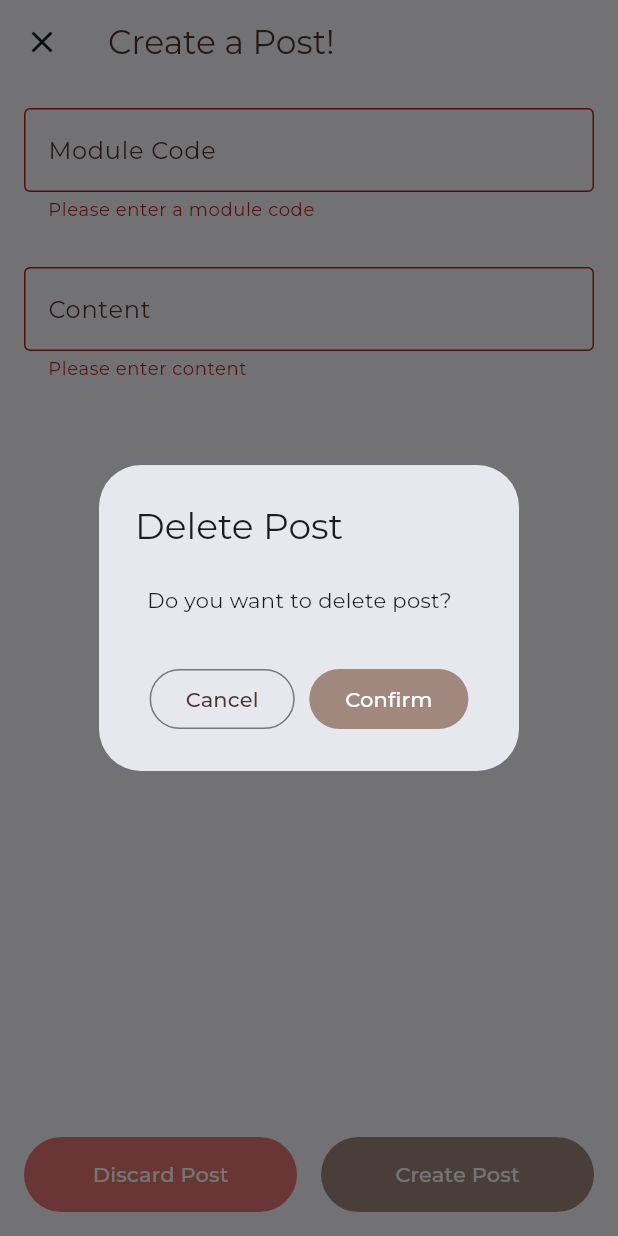
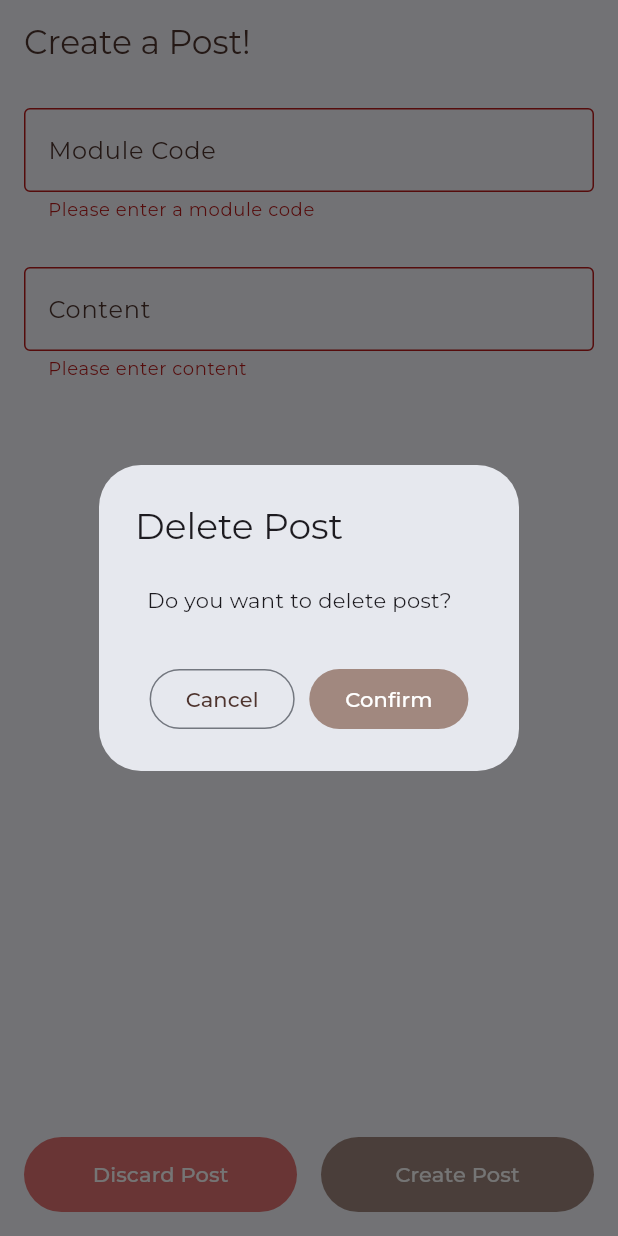
Before and after one commit to chanjunlin/brainSync, a Flutter app: the PostsPage screen opened by its route, after a tap on "Create Post", after a tap on "Discard Post", on a phone screen of 412 x 824 dp. Run offline on Flutter 3.47's test engine with Material 3 defaults, Android fonts, the phone set to English and light mode, and no system bars; our stand-ins replace cloud_firestore, curved_navigation_bar, dash_chat_2, delightful_toast, firebase_auth, firebase_core and 8 more; missing offline and left inert: dart:ffi; accounts and stored records are empty; network calls fail.

Commit message:
Making sure that it is updated

```diff
--- a/lib/pages/Posts/post.dart
+++ b/lib/pages/Posts/post.dart
@@ -1,17 +1,16 @@
-import 'package:brainsync/common_widgets/dialog.dart';
-import 'package:brainsync/services/alert_service.dart';
-import 'package:brainsync/services/auth_service.dart';
-import 'package:flutter/material.dart';
-import 'package:cloud_firestore/cloud_firestore.dart';
-
+import 'dart:async';
 import 'dart:core';
 
+import 'package:brainsync/common_widgets/dialog.dart';
+import 'package:brainsync/model/module.dart';
+import 'package:brainsync/services/alert_service.dart';
+import 'package:brainsync/services/api_service.dart';
+import 'package:brainsync/services/auth_service.dart';
+import 'package:cloud_firestore/cloud_firestore.dart';
+import 'package:flutter/material.dart';
+import 'package:get_it/get_it.dart';
+
 import '../../services/navigation_service.dart';
-import 'package:get_it/get_it.dart';
-import 'package:brainsync/services/api_service.dart';
-import 'package:brainsync/model/module.dart';
-import 'dart:async';
-
 
 class PostsPage extends StatefulWidget {
   @override
@@ -43,8 +42,7 @@ class _PostsPageState extends State<PostsPage> {
     _fetchModules();
     _titleController.addListener(() {
       _onSearchChanged();
-    }
-    );
+    });
   }
 
   @override
@@ -61,8 +59,7 @@ class _PostsPageState extends State<PostsPage> {
       setState(() {
         _modules = modules;
       });
-    }
-    catch (e) {
+    } catch (e) {
       print("error");
     }
   }
@@ -76,15 +73,19 @@ class _PostsPageState extends State<PostsPage> {
 
   void _filterModules(String type) {
     setState(() {
-      _filteredModules = _modules.where((module)=> module.code.toLowerCase().startsWith(type.toLowerCase())).take(10).toList();
+      _filteredModules = _modules
+          .where((module) =>
+              module.code.toLowerCase().startsWith(type.toLowerCase()))
+          .take(10)
+          .toList();
     });
   }
 
-  bool _isValidModuleCode(String title){
-    return _modules.any((module)=> module.code == title);
+  bool isValidModuleCode(String title) {
+    return _modules.any((module) => module.code == title);
   }
 
-  Future<void> _createPost() async {
+  Future<void> createPost() async {
     if (_formKey.currentState!.validate()) {
       await FirebaseFirestore.instance.collection('posts').add({
         'title': _titleController.text,
@@ -105,7 +106,7 @@ class _PostsPageState extends State<PostsPage> {
     }
   }
 
-  Future<void> _showDiscardDialog(BuildContext context) async {
+  Future<void> showDiscardDialog(BuildContext context) async {
     return showDialog<void>(
         context: context,
         barrierDismissible: false,
@@ -149,12 +150,12 @@ class _PostsPageState extends State<PostsPage> {
         });
   }
 
-  Widget _sendButton() {
+  Widget sendButton() {
     return FilledButton(
       style: FilledButton.styleFrom(
         backgroundColor: Colors.brown[300],
       ),
-      onPressed: _createPost,
+      onPressed: createPost,
       child: const Text('Create Post'),
     );
   }
@@ -181,19 +182,22 @@ class _PostsPageState extends State<PostsPage> {
   }
 
   Widget _buildSuggestionList() {
-    if (_filteredModules.isEmpty || _titleController.text.isEmpty || _isValidModuleCode(_titleController.text)) {
+    if (_filteredModules.isEmpty ||
+        _titleController.text.isEmpty ||
+        isValidModuleCode(_titleController.text)) {
       return Container();
     }
     return Container(
       constraints: const BoxConstraints(maxHeight: 150),
       child: ListView.builder(
         itemCount: _filteredModules.length,
-      itemBuilder: (context, index){
+        itemBuilder: (context, index) {
           return ListTile(
             title: Text(_filteredModules[index].code),
             onTap: () {
               setState(() {
-              _titleController.text = _filteredModules[index].code; //provide suggestions for title
+                _titleController.text = _filteredModules[index]
+                    .code; //provide suggestions for title
               });
             },
           );
@@ -206,12 +210,7 @@ class _PostsPageState extends State<PostsPage> {
   Widget build(BuildContext context) {
     return Scaffold(
       appBar: AppBar(
-        leading: IconButton(
-          icon: const Icon(Icons.close),
-          onPressed: () {
-            _showDiscardDialog(context);
-          },
-        ),
+        automaticallyImplyLeading: false,
         title: Text(
           "Create a Post!",
           style: TextStyle(
@@ -255,8 +254,7 @@ class _PostsPageState extends State<PostsPage> {
                 validator: (value) {
                   if (value == null || value.isEmpty) {
                     return 'Please enter a module code';
-                  }
-                  else if (!_isValidModuleCode(value)){
+                  } else if (!isValidModuleCode(value)) {
                     return 'Invalid module code';
                   }
                   return null;
@@ -314,7 +312,7 @@ class _PostsPageState extends State<PostsPage> {
                       child: SizedBox(
                         height: 50,
                         // Adjust the height to make the buttons larger
-                        child: _sendButton(),
+                        child: sendButton(),
                       ),
                     ),
                   ),
--- a/lib/pages/home.dart
+++ b/lib/pages/home.dart
@@ -103,6 +103,7 @@ class _HomeState extends State<Home> {
                   child: Container(
                     width: double.infinity,
                     padding: const EdgeInsets.all(10),
+                    height: 100,
                     child: Column(
                       crossAxisAlignment: CrossAxisAlignment.start,
                       children: [
@@ -113,7 +114,7 @@ class _HomeState extends State<Home> {
                               post['title'],
                               style: TextStyle(
                                 color: Colors.brown[800],
-                                fontSize: 20,
+                                fontSize: 25,
                                 fontWeight: FontWeight.bold,
                               ),
                             ),
@@ -129,7 +130,7 @@ class _HomeState extends State<Home> {
                           overflow: TextOverflow.ellipsis,
                           post['content'],
                           style: TextStyle(
-                            fontSize: 12,
+                            fontSize: 15,
                             color: Colors.brown[800],
                           ),
                         ),
```
Also changed, not shown: lib/common_widgets/navBar.dart (+52 -20 lines), lib/pages/Posts/actual_post.dart (+7 -14 lines), lib/pages/notifications.dart (+8 -4 lines). Lines whose indentation alone changed are shown as unchanged.
